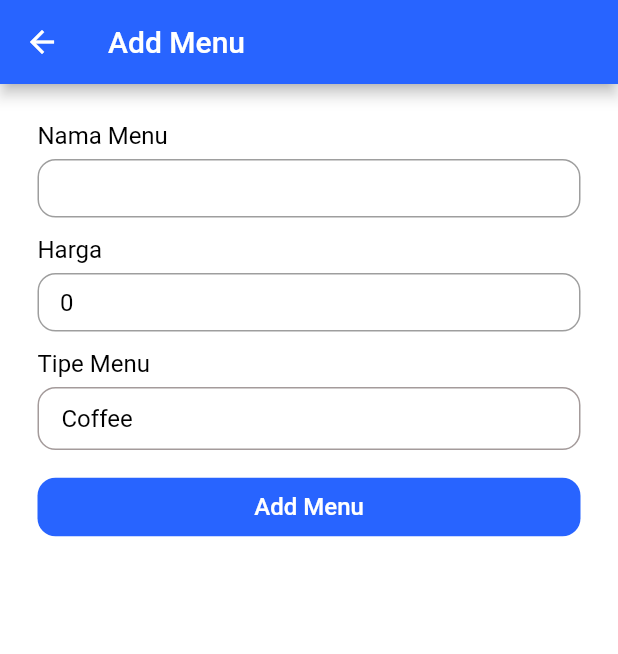
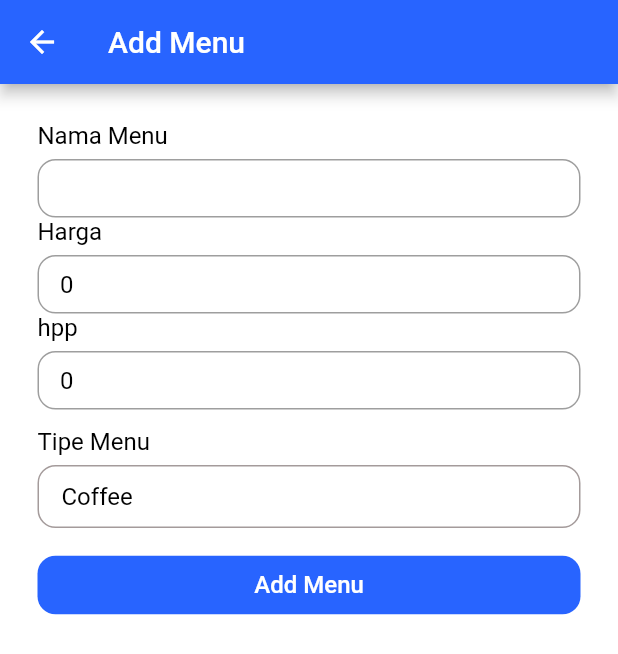
Before and after one commit to Harits-sl/cashier_app, a Flutter app: the AddMenuPage screen opened by its route, on a phone screen of 412 x 824 dp. Shown: the top 654 px of the screen. Run offline on Flutter 3.47's test engine with Material 2 defaults, Android fonts, the phone set to English and light mode, and no system bars; our stand-ins replace bloc, cloud_firestore, equatable, firebase_core, flutter_bloc, google_fonts; missing offline and left inert: blue_thermal_printer; accounts and stored records are empty.

Commit message:
add hpp field in add menu page

```diff
--- a/lib/src/core/shared/theme.dart
+++ b/lib/src/core/shared/theme.dart
@@ -4,6 +4,10 @@ import 'package:google_fonts/google_fonts.dart';
 // margin
 double defaultMargin = 25.0;
 double defaultBorderRadius = 12.0;
+
+// sizedbox
+
+const sizedBox1 = SizedBox(height: 12);
 
 // colors
 Color whiteColor = const Color(0xffFFFFFF);
--- a/lib/src/presentation/features/admin/screens/menu.dart
+++ b/lib/src/presentation/features/admin/screens/menu.dart
@@ -51,7 +51,7 @@ class _MenuState extends State<Menu> {
                 children: [
                   Text(menu.name),
                   Text(StringHelper.addComma(menu.price)),
-                  Text('hpp: '),
+                  Text('hpp: ${menu.hpp}'),
                   Text(menu.typeMenu),
                 ],
               ),
--- a/lib/src/presentation/features/admin_add_menu/add_menu_bloc.dart
+++ b/lib/src/presentation/features/admin_add_menu/add_menu_bloc.dart
@@ -10,6 +10,7 @@ class AddMenuBloc extends Bloc<AddMenuEvent, AddMenuState> {
   AddMenuBloc() : super(const AddMenuState()) {
     on<NameChanged>(_onNameChanged);
     on<PriceChanged>(_onPriceChanged);
+    on<HppChanged>(_onHppChanged);
     on<TypeMenuChanged>(_onTypeMenuChanged);
     on<ButtonAddMenuPressed>(_onButtonMenuPressed);
     on<ClearState>(_onClearState);
@@ -27,6 +28,14 @@ class AddMenuBloc extends Bloc<AddMenuEvent, AddMenuState> {
     emit(
       state.copyWith(
         price: event.price,
+      ),
+    );
+  }
+
+  void _onHppChanged(HppChanged event, Emitter<AddMenuState> emit) {
+    emit(
+      state.copyWith(
+        hpp: event.hpp,
       ),
     );
   }
@@ -82,6 +91,16 @@ class AddMenuBloc extends Bloc<AddMenuEvent, AddMenuState> {
         throw Exception(state.message);
       }
 
+      if (hpp == 0) {
+        emit(
+          state.copyWith(
+            status: Status.failed,
+            message: 'hpp Menu Kosong',
+          ),
+        );
+        throw Exception(state.message);
+      }
+
       MenuService().addMenu(menuModel);
       emit(
         state.copyWith(
@@ -106,6 +125,7 @@ class AddMenuBloc extends Bloc<AddMenuEvent, AddMenuState> {
         name: '',
         typeMenu: '',
         price: 0,
+        hpp: 0,
         status: Status.initial,
         message: '',
       ),
--- a/lib/src/presentation/features/admin_add_menu/add_menu_event.dart
+++ b/lib/src/presentation/features/admin_add_menu/add_menu_event.dart
@@ -34,6 +34,15 @@ class PriceChanged extends AddMenuEvent {
   List<Object> get props => [price];
 }
 
+class HppChanged extends AddMenuEvent {
+  const HppChanged({required this.hpp});
+
+  final int hpp;
+
+  @override
+  List<Object> get props => [hpp];
+}
+
 class ButtonAddMenuPressed extends AddMenuEvent {}
 
 class ClearState extends AddMenuEvent {}
--- a/lib/src/presentation/features/admin_add_menu/screens/field_menu.dart
+++ b/lib/src/presentation/features/admin_add_menu/screens/field_menu.dart
@@ -16,18 +16,13 @@ class FieldMenu extends StatefulWidget {
 class _FieldMenuState extends State<FieldMenu> {
   var _nameController = TextEditingController(text: '');
   var _priceController = TextEditingController(text: '0');
+  var _hppController = TextEditingController(text: '0');
 
   @override
   Widget build(BuildContext context) {
     String dropdownValue = 'Coffee';
     List<String> listTypesMenu = ['Coffee', 'Non-Coffee', 'Food'];
     context.read<AddMenuBloc>().add(TypeMenuChanged(typeMenu: dropdownValue));
-
-    Widget sizedBox1() {
-      return const SizedBox(
-        height: 12,
-      );
-    }
 
     Widget typeMenu() {
       return Column(
@@ -95,6 +90,7 @@ class _FieldMenuState extends State<FieldMenu> {
           setState(() {
             _nameController = TextEditingController(text: '');
             _priceController = TextEditingController(text: '0');
+            _hppController = TextEditingController(text: '0');
           });
         }
       },
@@ -108,7 +104,6 @@ class _FieldMenuState extends State<FieldMenu> {
             onChanged: (value) =>
                 context.read<AddMenuBloc>().add(NameChanged(name: value)),
           ),
-          sizedBox1(),
           CustomTextField(
             title: 'Harga',
             controller: _priceController,
@@ -131,7 +126,29 @@ class _FieldMenuState extends State<FieldMenu> {
               }
             },
           ),
-          sizedBox1(),
+          CustomTextField(
+            title: 'hpp',
+            controller: _hppController,
+            keyboardType: TextInputType.phone,
+            onChanged: (value) {
+              FieldHelper.number(
+                controller: _hppController,
+                value: value,
+                setState: (controller) {
+                  setState(() {
+                    _hppController = controller;
+                  });
+                },
+              );
+
+              if (value != '') {
+                context
+                    .read<AddMenuBloc>()
+                    .add(HppChanged(hpp: int.parse(value)));
+              }
+            },
+          ),
+          sizedBox1,
           typeMenu(),
         ],
       ),
```
